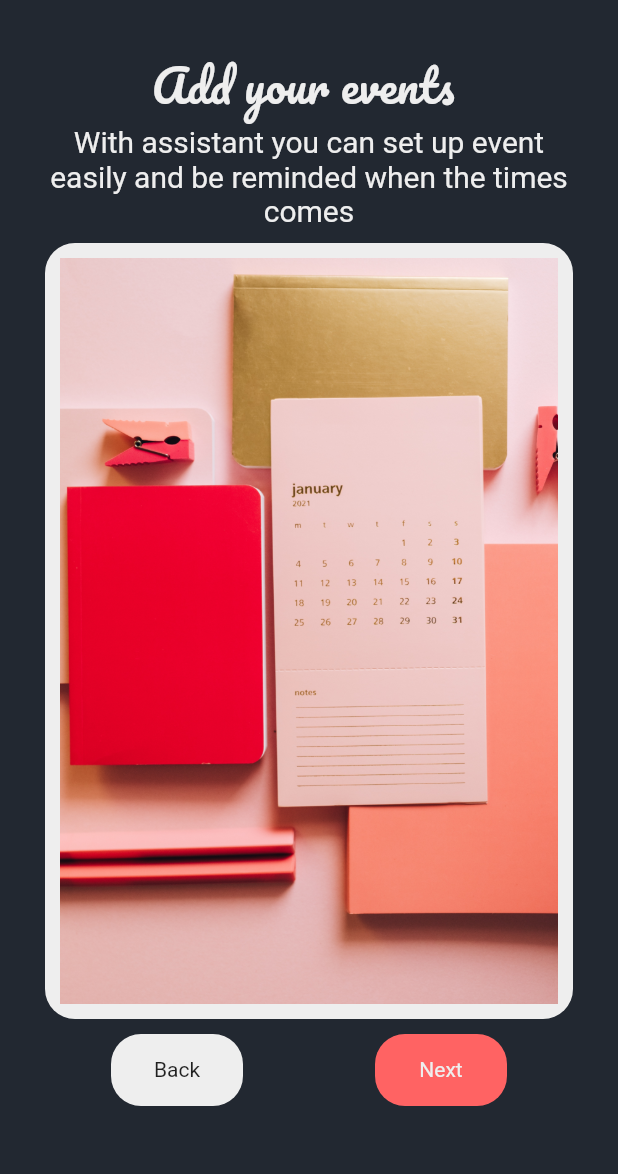
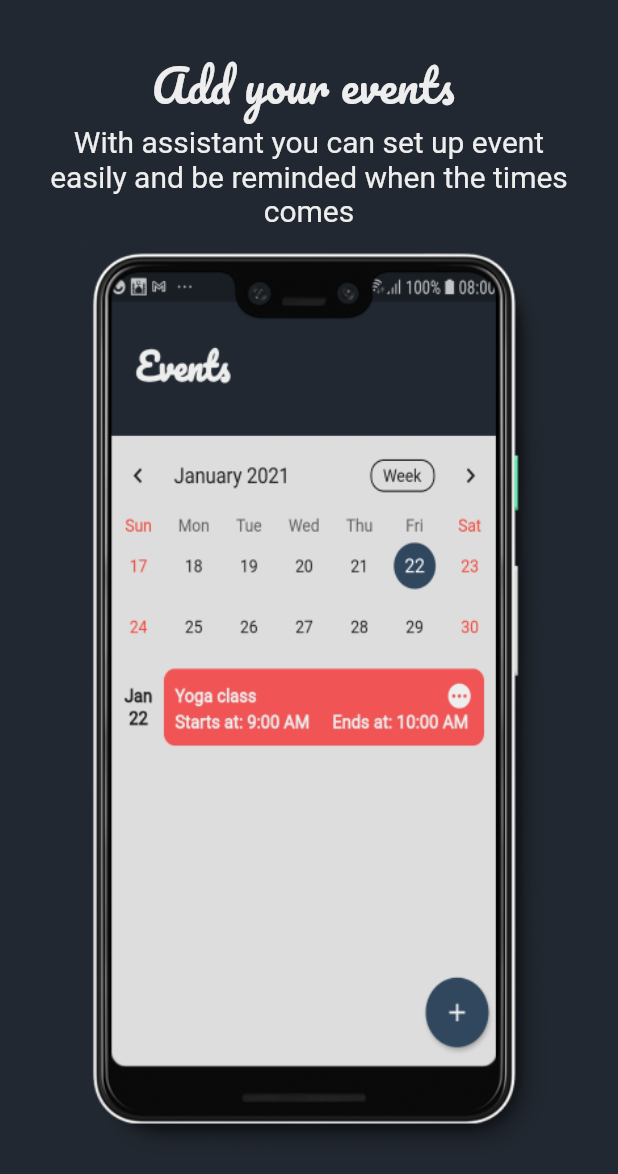
Before and after one commit to Abderraouf99/Assistant, a Flutter app: the WelcomeEventScreeen screen opened by its route, on a phone screen of 412 x 824 dp. Shown: the top 1174 px of the screen. Run offline on Flutter 3.47's test engine with Material 2 defaults, Android fonts, the phone set to English and light mode, and no system bars; our stand-ins replace adaptive_dialog, cloud_firestore, firebase_auth, firebase_core, flutter_local_notifications, flutter_native_timezone and 4 more; accounts and stored records are empty; Roboto replaces fonts that are missing (Ninito).

Commit message:
explore app section getting better

```diff
--- a/lib/Screens/WelcomeEventsScreen.dart
+++ b/lib/Screens/WelcomeEventsScreen.dart
@@ -7,6 +7,14 @@ class WelcomeEventScreeen extends StatelessWidget {
   Widget build(BuildContext context) {
     return Scaffold(
       body: SafeArea(
+        child: GestureDetector(
+          onPanUpdate: (details) {
+            if (details.delta.dx > 0) {
+              Navigator.pop(context);
+            } else if (details.delta.dx < 0) {
+              Navigator.pushNamed(context, WelcomeNoteScreen.id);
+            }
+          },
           child: Container(
             padding: EdgeInsets.all(20),
             margin: EdgeInsets.all(10),
@@ -34,14 +42,12 @@ class WelcomeEventScreeen extends StatelessWidget {
                   height: 10,
                 ),
                 Flexible(
-                child: Container(
-                  padding: EdgeInsets.all(10),
-                  decoration: BoxDecoration(
-                    color: Color(0xffEEEEEE),
-                    borderRadius: BorderRadius.circular(20),
-                  ),
+                  child: AnimatedContainer(
+                    duration: Duration(milliseconds: 100),
+                    margin: EdgeInsets.only(left: 20),
+                    decoration: BoxDecoration(),
                     child: Image(
-                    image: AssetImage('assets/events.jpg'),
+                      image: AssetImage('assets/ScreensMockUp/eventScreen.png'),
                       fit: BoxFit.cover,
                     ),
                   ),
@@ -49,42 +55,8 @@ class WelcomeEventScreeen extends StatelessWidget {
                 SizedBox(
                   height: 10,
                 ),
-              Row(
-                mainAxisAlignment: MainAxisAlignment.spaceAround,
-                children: [
-                  Container(
-                    decoration: BoxDecoration(
-                      borderRadius: BorderRadius.circular(20),
-                      color :Color(0xffEEEEEE),
-                    ),
-                    child: FlatButton(
-                      child: Text('Back'),
-                      onPressed: () {
-                        Navigator.pop(context);
-                      },
-                    ),
-                  ),
-                  Container(
-                    decoration: BoxDecoration(
-                      color: Color(0xffff6363),
-                      borderRadius: BorderRadius.circular(20),
-                    ),
-                    child: FlatButton(
-                      highlightColor: Colors.transparent,
-                      child: Text(
-                        'Next',
-                        style: TextStyle(
-                          color: Color(0xffEEEEEE),
-                        ),
-                      ),
-                      onPressed: () {
-                        Navigator.pushNamed(context, WelcomeNoteScreen.id);
-                      },
-                    ),
-                  ),
               ],
             ),
-            ],
           ),
         ),
       ),
--- a/pubspec.yaml
+++ b/pubspec.yaml
@@ -84,6 +84,7 @@ flutter:
     - assets/events.jpg
     - assets/notes.jpg
     - assets/icon/icon.png
+    - assets/ScreensMockUp/
 
 
   #   - images/a_dot_ham.jpeg
```
Also changed, not shown: lib/Screens/WelcomePageNotes.dart (+12 -39 lines), lib/Screens/WelcomeTaskScreen.dart (+12 -39 lines), lib/Screens/loginScreen.dart (+5 -4 lines), assets/ScreensMockUp/event screen.png (deleted), assets/ScreensMockUp/eventScreen.png (added), 1 other file. Lines whose indentation alone changed are shown as unchanged.
